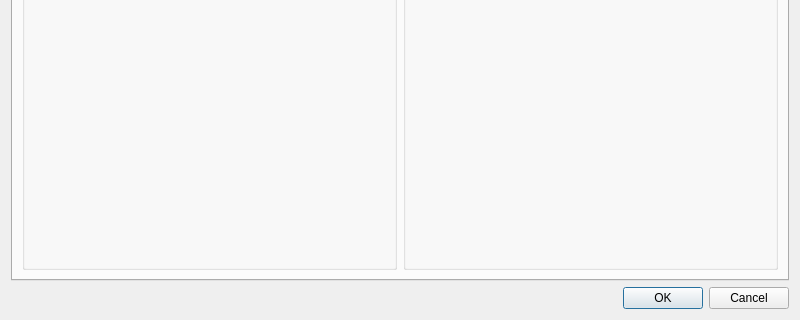
The window that src/contactdialog.ui (DarkHobbit/doublecontact) describes before a commit, drawn with Qt 5; both pictures show x 0 to 800 and y 260 to 580 of the 800 by 580 pixel window.
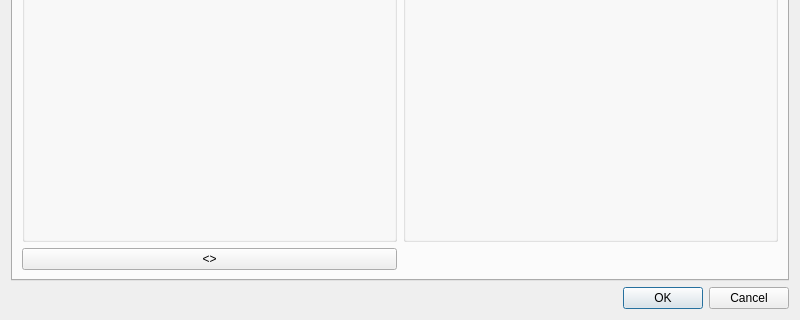
The same window after the commit. The open tabs and pages were chosen to show the change. Icons and pictures are not drawn.

Commit message: Home and work addresses read from vcf

Patch:
```diff
--- a/src/contactdialog.ui
+++ b/src/contactdialog.ui
@@ -346,6 +346,13 @@
          </property>
         </widget>
        </item>
+       <item row="2" column="0">
+        <widget class="QPushButton" name="btnSwapAddresses">
+         <property name="text">
+          <string>&lt;&gt;</string>
+         </property>
+        </widget>
+       </item>
       </layout>
      </widget>
      <widget class="QWidget" name="tabOther">
```
Left out of the diff: 30 changed lines with no effect on the pictures. The commit also changes 5 other files.
